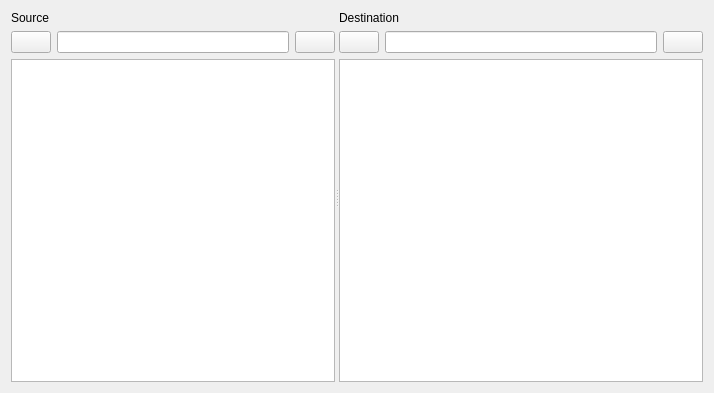
Old version of the form Libs/UserInterfaces/SourceBrowser.ui in the repository AltaArts/SourceTab--Prism-Plugin.
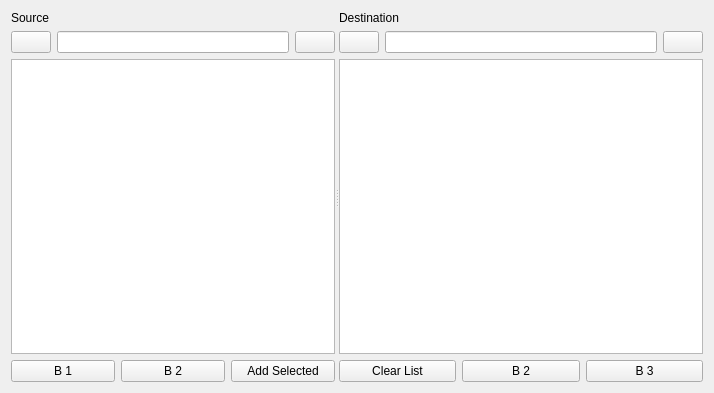
New version of the form.

```diff
--- a/Libs/UserInterfaces/SourceBrowser.ui
+++ b/Libs/UserInterfaces/SourceBrowser.ui
@@ -84,6 +84,31 @@
          </property>
         </widget>
        </item>
+       <item>
+        <layout class="QHBoxLayout" name="lo_sourceFooter">
+         <item>
+          <widget class="QPushButton" name="b_source1">
+           <property name="text">
+            <string>B 1</string>
+           </property>
+          </widget>
+         </item>
+         <item>
+          <widget class="QPushButton" name="b_source2">
+           <property name="text">
+            <string>B 2</string>
+           </property>
+          </widget>
+         </item>
+         <item>
+          <widget class="QPushButton" name="b_source_addSel">
+           <property name="text">
+            <string>Add Selected</string>
+           </property>
+          </widget>
+         </item>
+        </layout>
+       </item>
       </layout>
      </widget>
      <widget class="QWidget" name="w_destination" native="true">
@@ -154,6 +179,31 @@
          </property>
         </widget>
        </item>
+       <item>
+        <layout class="QHBoxLayout" name="lo_destFooter">
+         <item>
+          <widget class="QPushButton" name="b_destClearList">
+           <property name="text">
+            <string>Clear List</string>
+           </property>
+          </widget>
+         </item>
+         <item>
+          <widget class="QPushButton" name="b_dest2">
+           <property name="text">
+            <string>B 2</string>
+           </property>
+          </widget>
+         </item>
+         <item>
+          <widget class="QPushButton" name="b_dest3">
+           <property name="text">
+            <string>B 3</string>
+           </property>
+          </widget>
+         </item>
+        </layout>
+       </item>
       </layout>
      </widget>
     </widget>
```
Left out of the diff: 10 changed lines with no effect on the pictures.
